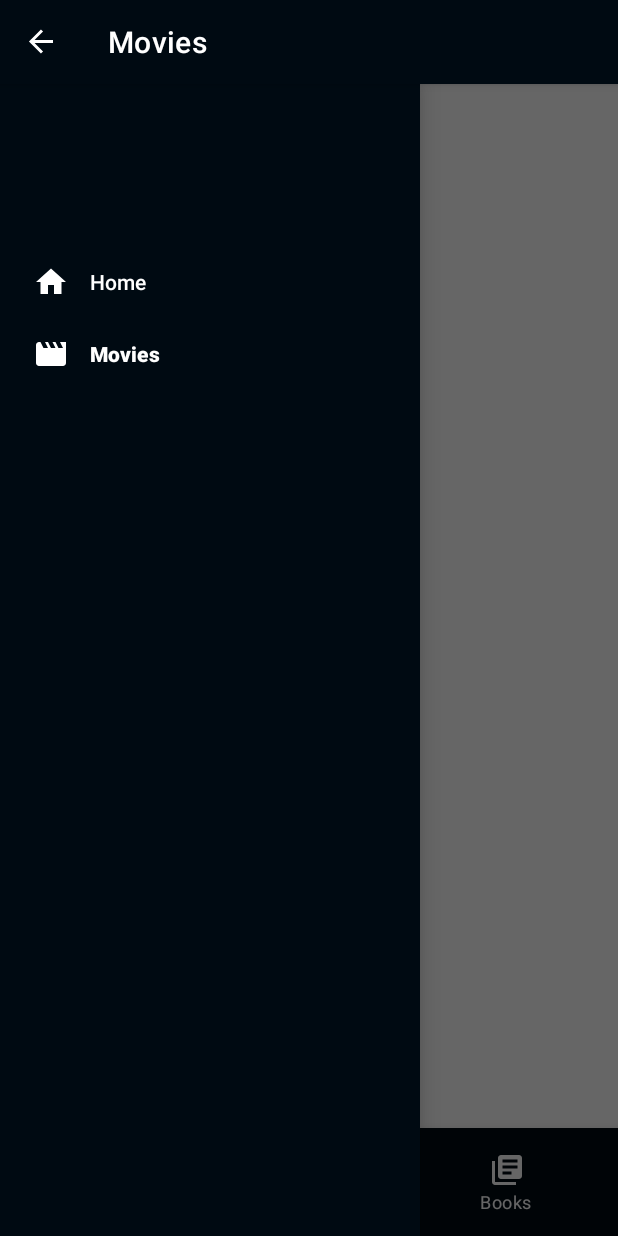
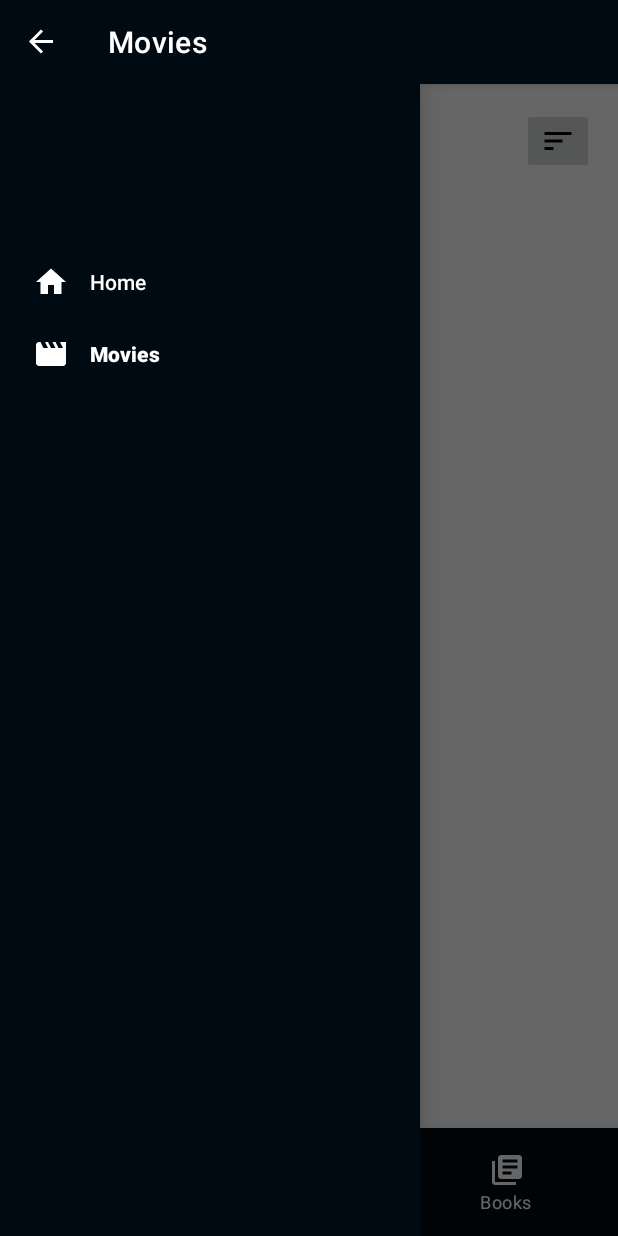
Before and after one commit to katarina-ziv/LOTR-App, an Android app: the MoviesFragment screen opened through its navigation route, with the side drawer open, on a phone screen of 412 x 824 dp. Run offline under Robolectric (Android 15) with nearby library versions, the phone set to English and light mode, and no system bars; our stand-ins replace navigation-ui; 2 statements that could not run were skipped.

Commit message:
Created initial layout for MoviesFragment.kt

```diff
--- /dev/null
+++ b/app/src/main/res/drawable/ic_sort.xml
@@ -0,0 +1,5 @@
+<vector android:height="24dp" android:tint="#000000"
+    android:viewportHeight="24" android:viewportWidth="24"
+    android:width="24dp" xmlns:android="http://schemas.android.com/apk/res/android">
+    <path android:fillColor="@android:color/white" android:pathData="M3,18h6v-2L3,16v2zM3,6v2h18L21,6L3,6zM3,13h12v-2L3,11v2z"/>
+</vector>
--- a/app/src/main/res/layout/fragment_movies.xml
+++ b/app/src/main/res/layout/fragment_movies.xml
@@ -1,13 +1,61 @@
 <?xml version="1.0" encoding="utf-8"?>
-<FrameLayout xmlns:android="http://schemas.android.com/apk/res/android"
+<androidx.constraintlayout.widget.ConstraintLayout xmlns:android="http://schemas.android.com/apk/res/android"
     xmlns:tools="http://schemas.android.com/tools"
     android:layout_width="match_parent"
     android:layout_height="match_parent"
+    xmlns:app="http://schemas.android.com/apk/res-auto"
     tools:context=".components.movies.MoviesFragment">
 
-    <TextView
+
+    <LinearLayout
+        android:id="@+id/linearLayout"
         android:layout_width="match_parent"
-        android:layout_height="match_parent"
-        android:text="test fragment movies" />
+        android:layout_height="wrap_content"
+        android:orientation="horizontal"
+        android:layout_margin="16dp"
+        app:layout_constraintStart_toStartOf="parent"
+        app:layout_constraintTop_toTopOf="parent"
+        >
+        <TextView
+            android:id="@+id/noOfTitlesTv"
+            android:layout_width="wrap_content"
+            android:layout_height="wrap_content"
+            android:textSize="16dp"
+            android:paddingRight="8dp"
+            tools:text="5 Titles"/>
+        <TextView
+            android:id="@+id/sortedByTv"
+            android:layout_width="wrap_content"
+            android:layout_height="wrap_content"
+            android:textSize="16dp"
+            tools:text="Sorted by Newest"/>
 
-</FrameLayout>
+        <View
+            android:layout_width="0dp"
+            android:layout_height="0dp"
+            android:layout_weight="1" />
+
+        <ImageButton
+            android:layout_width="wrap_content"
+            android:layout_height="wrap_content"
+            android:scaleType="center"
+            android:src="@drawable/ic_sort"
+            />
+
+
+    </LinearLayout>
+
+    <androidx.recyclerview.widget.RecyclerView
+        android:layout_width="match_parent"
+        android:layout_height="wrap_content"
+        android:layout_margin="8dp"
+        app:layout_constraintBottom_toBottomOf="parent"
+        app:layout_constraintEnd_toEndOf="parent"
+        app:layout_constraintStart_toStartOf="parent"
+        app:layout_constraintTop_toBottomOf="@id/linearLayout"
+        app:layout_constraintVertical_bias="0.0"
+        tools:listitem="@layout/item_movie">
+
+    </androidx.recyclerview.widget.RecyclerView>
+
+</androidx.constraintlayout.widget.ConstraintLayout>
```
Also changed, not shown: app/src/main/res/layout/item_movie.xml (added, +54 -0 lines).
